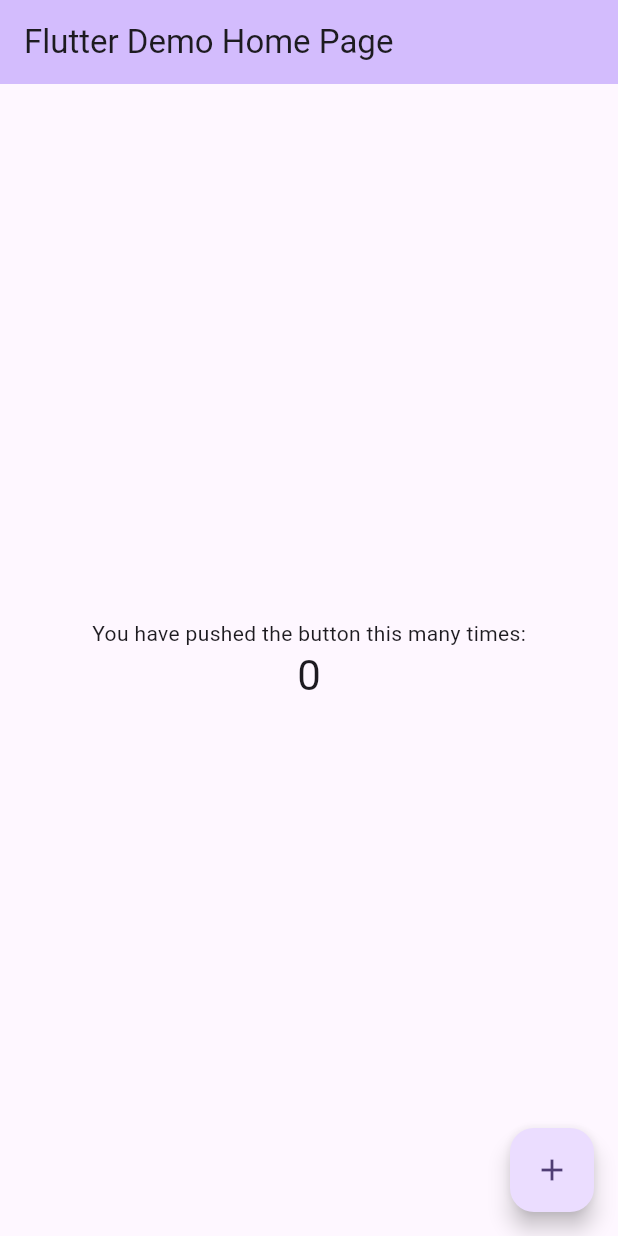
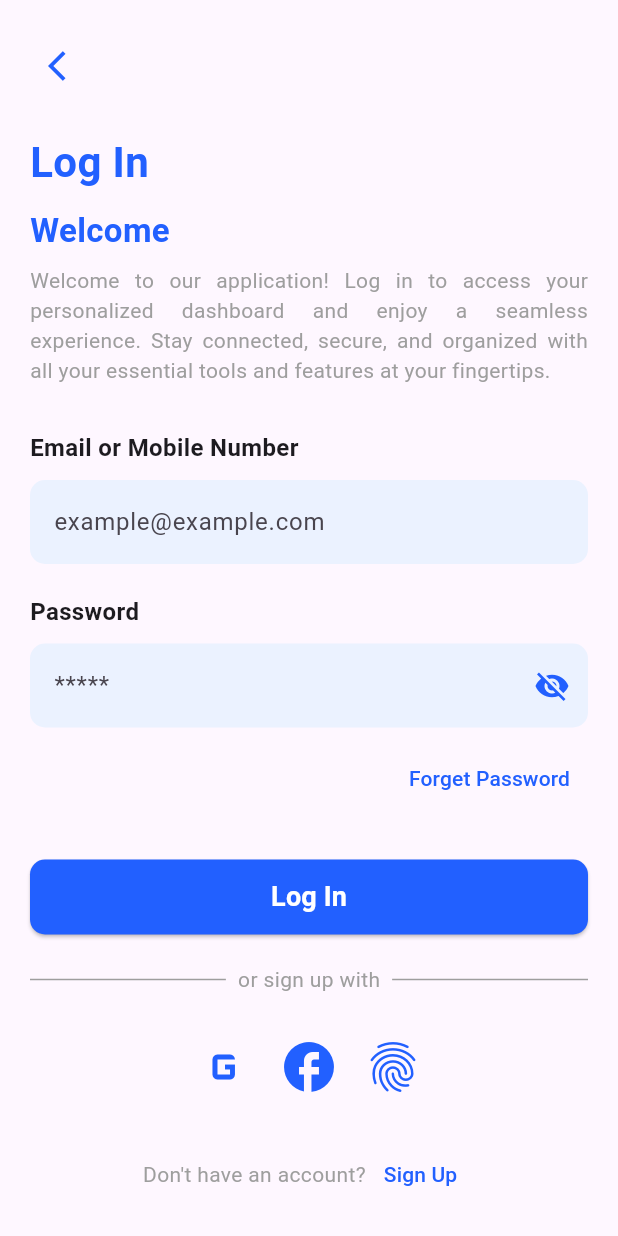
Before and after one commit to sahan-chamod/LifeBalance, a Flutter app: the screen it shows after launch, on a phone screen of 412 x 824 dp. Run offline on Flutter 3.47's test engine with Material 3 defaults, Android fonts, the phone set to English and light mode, and no system bars.

Commit message:
login screen

```diff
--- a/lib/main.dart
+++ b/lib/main.dart
@@ -1,4 +1,5 @@
 import 'package:flutter/material.dart';
+import 'package:life_balance/screens/Loginscreen.dart';
 
 void main() {
   runApp(const MyApp());
@@ -11,115 +12,12 @@
   @override
   Widget build(BuildContext context) {
     return MaterialApp(
-      title: 'Flutter Demo',
-      theme: ThemeData(
-        // This is the theme of your application.
-        //
-        // TRY THIS: Try running your application with "flutter run". You'll see
-        // the application has a purple toolbar. Then, without quitting the app,
-        // try changing the seedColor in the colorScheme below to Colors.green
-        // and then invoke "hot reload" (save your changes or press the "hot
-        // reload" button in a Flutter-supported IDE, or press "r" if you used
-        // the command line to start the app).
-        //
-        // Notice that the counter didn't reset back to zero; the application
-        // state is not lost during the reload. To reset the state, use hot
-        // restart instead.
-        //
-        // This works for code too, not just values: Most code changes can be
-        // tested with just a hot reload.
-        colorScheme: ColorScheme.fromSeed(seedColor: Colors.deepPurple),
-        useMaterial3: true,
-      ),
-      home: const MyHomePage(title: 'Flutter Demo Home Page'),
-    );
+        title: 'Flutter Demo',
+        debugShowCheckedModeBanner: false,
+        theme: ThemeData(
+          colorScheme: ColorScheme.fromSeed(seedColor: Colors.deepPurple),
+          useMaterial3: true,
+        ),
+        home: LoginScreen());
   }
 }
-
-class MyHomePage extends StatefulWidget {
-  const MyHomePage({super.key, required this.title});
-
-  // This widget is the home page of your application. It is stateful, meaning
-  // that it has a State object (defined below) that contains fields that affect
-  // how it looks.
-
-  // This class is the configuration for the state. It holds the values (in this
-  // case the title) provided by the parent (in this case the App widget) and
-  // used by the build method of the State. Fields in a Widget subclass are
-  // always marked "final".
-
-  final String title;
-
-  @override
-  State<MyHomePage> createState() => _MyHomePageState();
-}
-
-class _MyHomePageState extends State<MyHomePage> {
-  int _counter = 0;
-
-  void _incrementCounter() {
-    setState(() {
-      // This call to setState tells the Flutter framework that something has
-      // changed in this State, which causes it to rerun the build method below
-      // so that the display can reflect the updated values. If we changed
-      // _counter without calling setState(), then the build method would not be
-      // called again, and so nothing would appear to happen.
-      _counter++;
-    });
-  }
-
-  @override
-  Widget build(BuildContext context) {
-    // This method is rerun every time setState is called, for instance as done
-    // by the _incrementCounter method above.
-    //
-    // The Flutter framework has been optimized to make rerunning build methods
-    // fast, so that you can just rebuild anything that needs updating rather
-    // than having to individually change instances of widgets.
-    return Scaffold(
-      appBar: AppBar(
-        // TRY THIS: Try changing the color here to a specific color (to
-        // Colors.amber, perhaps?) and trigger a hot reload to see the AppBar
-        // change color while the other colors stay the same.
-        backgroundColor: Theme.of(context).colorScheme.inversePrimary,
-        // Here we take the value from the MyHomePage object that was created by
-        // the App.build method, and use it to set our appbar title.
-        title: Text(widget.title),
-      ),
-      body: Center(
-        // Center is a layout widget. It takes a single child and positions it
-        // in the middle of the parent.
-        child: Column(
-          // Column is also a layout widget. It takes a list of children and
-          // arranges them vertically. By default, it sizes itself to fit its
-          // children horizontally, and tries to be as tall as its parent.
-          //
-          // Column has various properties to control how it sizes itself and
-          // how it positions its children. Here we use mainAxisAlignment to
-          // center the children vertically; the main axis here is the vertical
-          // axis because Columns are vertical (the cross axis would be
-          // horizontal).
-          //
-          // TRY THIS: Invoke "debug painting" (choose the "Toggle Debug Paint"
-          // action in the IDE, or press "p" in the console), to see the
-          // wireframe for each widget.
-          mainAxisAlignment: MainAxisAlignment.center,
-          children: <Widget>[
-            const Text(
-              'You have pushed the button this many times:',
-            ),
-            Text(
-              '$_counter',
-              style: Theme.of(context).textTheme.headlineMedium,
-            ),
-          ],
-        ),
-      ),
-      floatingActionButton: FloatingActionButton(
-        onPressed: _incrementCounter,
-        tooltip: 'Increment',
-        child: const Icon(Icons.add),
-      ), // This trailing comma makes auto-formatting nicer for build methods.
-    );
-  }
-}
--- /dev/null
+++ b/lib/screens/Loginscreen.dart
@@ -0,0 +1,250 @@
+import 'package:flutter/material.dart';
+import 'package:life_balance/utils/app_colors.dart';
+
+class LoginScreen extends StatefulWidget {
+  const LoginScreen({Key? key}) : super(key: key);
+
+  @override
+  State<LoginScreen> createState() => _LoginScreenState();
+}
+
+class _LoginScreenState extends State<LoginScreen> {
+  final TextEditingController emailController = TextEditingController();
+  final TextEditingController passwordController = TextEditingController();
+
+  // Password visibility state
+  bool _isPasswordVisible = false;
+
+  @override
+  Widget build(BuildContext context) {
+    return Scaffold(
+      body: SafeArea(
+        child: SingleChildScrollView(
+          child: Padding(
+            padding: const EdgeInsets.all(20.0),
+            child: Column(
+              crossAxisAlignment: CrossAxisAlignment.start,
+              children: [
+                Row(
+                  children: [
+                    IconButton(
+                      onPressed: () {
+                        Navigator.pop(context);
+                      },
+                      icon: const Icon(
+                        Icons.arrow_back_ios,
+                        color: AppColors.primaryColor,
+                      ),
+                    ),
+                    const Spacer(),
+                  ],
+                ),
+                const SizedBox(height: 20),
+                const Text(
+                  "Log In",
+                  style: TextStyle(
+                    color: AppColors.primaryColor,
+                    fontSize: 28,
+                    fontWeight: FontWeight.bold,
+                  ),
+                ),
+                const SizedBox(height: 10),
+                const Text(
+                  "Welcome",
+                  style: TextStyle(
+                    fontSize: 22,
+                    fontWeight: FontWeight.bold,
+                    color: AppColors.primaryColor,
+                  ),
+                ),
+                const SizedBox(height: 8),
+                const Text(
+                  "Welcome to our application! Log in to access your personalized dashboard and enjoy a seamless experience. Stay connected, secure, and organized with all your essential tools and features at your fingertips.",
+                  textAlign: TextAlign.justify,
+                  style: TextStyle(
+                    fontSize: 14,
+                    color: AppColors.textColor,
+                  ),
+                ),
+                const SizedBox(height: 30),
+                const Text(
+                  "Email or Mobile Number",
+                  style: TextStyle(
+                    fontSize: 16,
+                    fontWeight: FontWeight.bold,
+                  ),
+                ),
+                const SizedBox(height: 10),
+                TextField(
+                  controller: emailController,
+                  decoration: InputDecoration(
+                    hintText: "example@example.com",
+                    filled: true,
+                    fillColor: AppColors.inputBackground,
+                    border: OutlineInputBorder(
+                      borderRadius: BorderRadius.circular(10),
+                      borderSide: BorderSide.none,
+                    ),
+                  ),
+                ),
+                const SizedBox(height: 20),
+                const Text(
+                  "Password",
+                  style: TextStyle(
+                    fontSize: 16,
+                    fontWeight: FontWeight.bold,
+                  ),
+                ),
+                const SizedBox(height: 10),
+                TextField(
+                  controller: passwordController,
+                  obscureText: !_isPasswordVisible, // Toggle visibility
+                  decoration: InputDecoration(
+                    hintText: "*****",
+                    suffixIcon: IconButton(
+                      icon: Icon(
+                        _isPasswordVisible
+                            ? Icons.visibility
+                            : Icons.visibility_off,
+                        color: AppColors.primaryColor,
+                      ),
+                      onPressed: () {
+                        setState(() {
+                          _isPasswordVisible = !_isPasswordVisible;
+                        });
+                      },
+                    ),
+                    filled: true,
+                    fillColor: AppColors.inputBackground,
+                    border: OutlineInputBorder(
+                      borderRadius: BorderRadius.circular(10),
+                      borderSide: BorderSide.none,
+                    ),
+                  ),
+                ),
+                const SizedBox(height: 10),
+                Align(
+                  alignment: Alignment.centerRight,
+                  child: TextButton(
+                    onPressed: () {
+                      // Handle forget password
+                    },
+                    child: const Text(
+                      "Forget Password",
+                      style: TextStyle(
+                        color: AppColors.primaryColor,
+                        fontSize: 14,
+                      ),
+                    ),
+                  ),
+                ),
+                const SizedBox(height: 30),
+                ElevatedButton(
+                  onPressed: () {
+                    // Handle login action
+                  },
+                  style: ElevatedButton.styleFrom(
+                    backgroundColor: AppColors.primaryColor,
+                    minimumSize: const Size(double.infinity, 50),
+                    shape: RoundedRectangleBorder(
+                      borderRadius: BorderRadius.circular(10),
+                    ),
+                  ),
+                  child: const Text(
+                    "Log In",
+                    style: TextStyle(
+                      fontSize: 18,
+                      fontWeight: FontWeight.bold,
+                      color: AppColors.buttonTextColor,
+                    ),
+                  ),
+                ),
+                const SizedBox(height: 20),
+                Row(
+                  children: const [
+                    Expanded(
+                      child: Divider(
+                        thickness: 1,
+                        color: AppColors.dividerColor,
+                      ),
+                    ),
+                    Padding(
+                      padding: EdgeInsets.symmetric(horizontal: 8.0),
+                      child: Text(
+                        "or sign up with",
+                        style: TextStyle(
+                          fontSize: 14,
+                          color: AppColors.textColor,
+                        ),
+                      ),
+                    ),
+                    Expanded(
+                      child: Divider(
+                        thickness: 1,
+                        color: AppColors.dividerColor,
+                      ),
+                    ),
+                  ],
+                ),
+                const SizedBox(height: 20),
+                Row(
+                  mainAxisAlignment: MainAxisAlignment.center,
+                  children: [
+                    IconButton(
+                      onPressed: () {
+                        // Handle Google sign up
+                      },
+                      icon: const Icon(Icons.g_mobiledata, size: 40),
+                      color: AppColors.primaryColor,
+                    ),
+                    IconButton(
+                      onPressed: () {
+                        // Handle Facebook sign up
+                      },
+                      icon: const Icon(Icons.facebook, size: 40),
+                      color: AppColors.primaryColor,
+                    ),
+                    IconButton(
+                      onPressed: () {
+                        // Handle Fingerprint sign up
+                      },
+                      icon: const Icon(Icons.fingerprint, size: 40),
+                      color: AppColors.primaryColor,
+                    ),
+                  ],
+                ),
+                const SizedBox(height: 20),
+                Center(
+                  child: Row(
+                    mainAxisAlignment: MainAxisAlignment.center,
+                    children: [
+                      const Text(
+                        "Don't have an account?",
+                        style: TextStyle(
+                          fontSize: 14,
+                          color: AppColors.textColor,
+                        ),
+                      ),
+                      TextButton(
+                        onPressed: () {
+                          // Handle sign up navigation
+                        },
+                        child: const Text(
+                          "Sign Up",
+                          style: TextStyle(
+                            color: AppColors.primaryColor,
+                            fontSize: 14,
+                          ),
+                        ),
+                      ),
+                    ],
+                  ),
+                ),
+              ],
+            ),
+          ),
+        ),
+      ),
+    );
+  }
+}
--- /dev/null
+++ b/lib/utils/app_colors.dart
@@ -0,0 +1,10 @@
+import 'package:flutter/material.dart';
+
+class AppColors {
+  static const Color primaryColor = Color(0xFF2260FF);
+  static const Color secondaryColor = Colors.white;
+  static const Color textColor = Colors.grey;
+  static const Color inputBackground = Color(0xFFEBF2FF);
+  static const Color dividerColor = Colors.grey;
+  static const Color buttonTextColor = Colors.white;
+}
```
Also changed, not shown: pubspec.lock.
